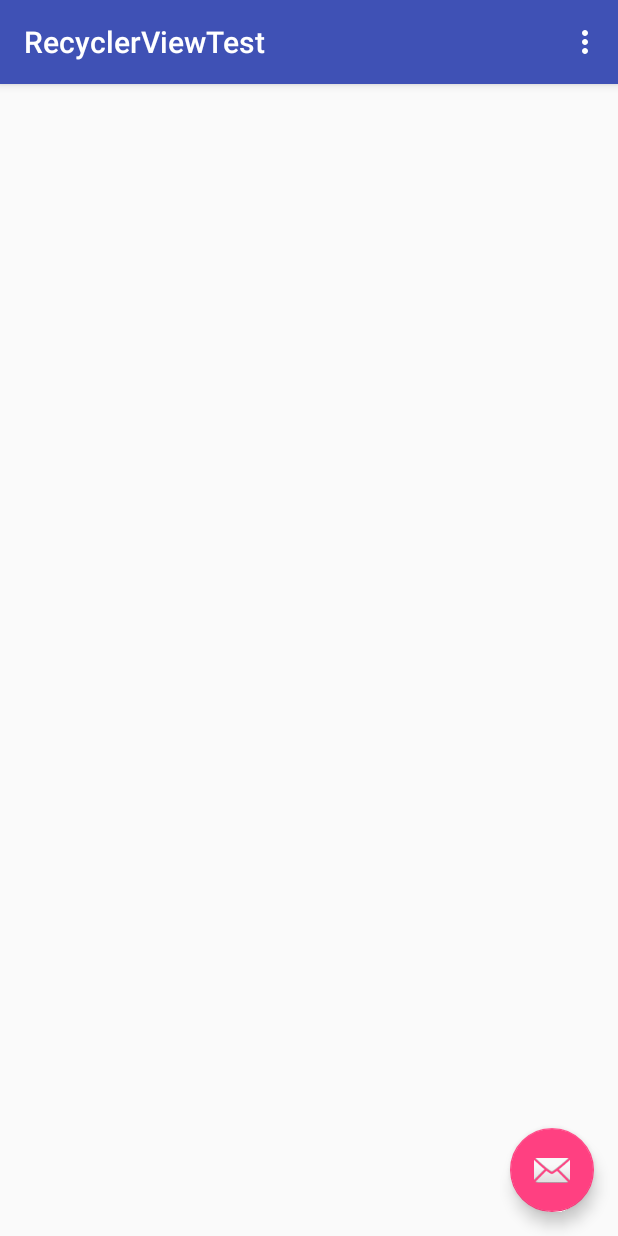
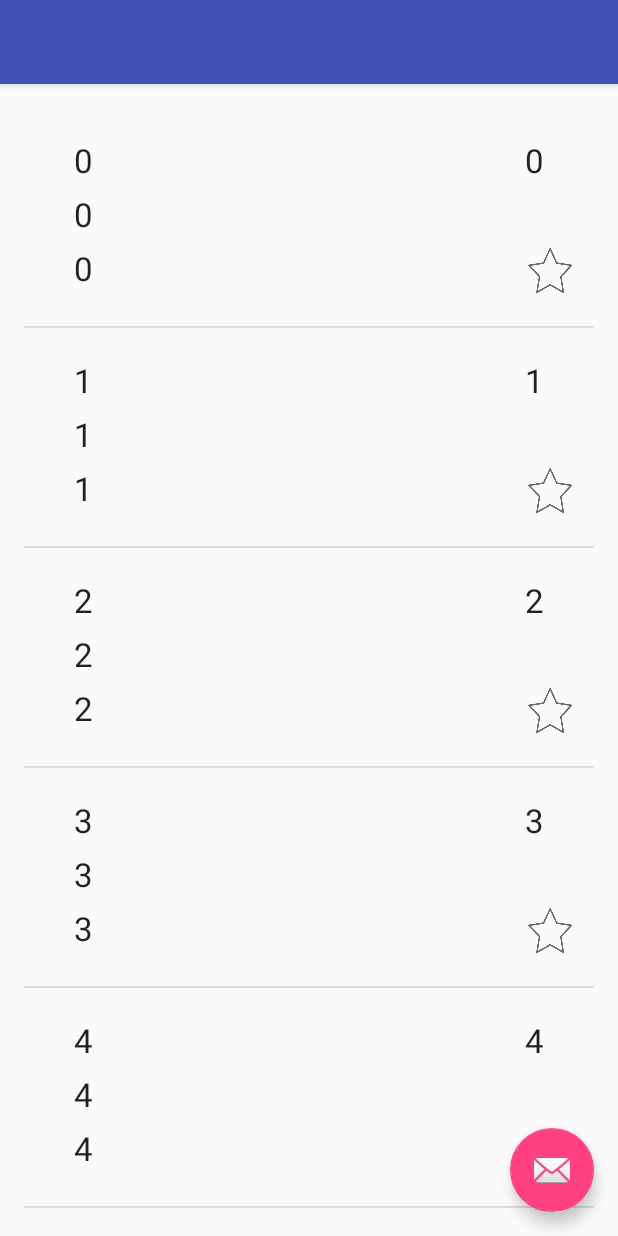
Before and after one commit to wangfeihang/RecyclerViewTest, an Android app: the screen it shows after launch (MainActivity), on a phone screen of 412 x 824 dp. Run offline under Robolectric (Android 15) with nearby library versions, the phone set to English and light mode, and no system bars.

Commit message:
第二天

```diff
--- a/app/build.gradle
+++ b/app/build.gradle
@@ -6,7 +6,7 @@ android {
 
     defaultConfig {
         applicationId "com.example.administrator.recyclerviewtest"
-        minSdkVersion 15
+        minSdkVersion 8
         targetSdkVersion 23
         versionCode 1
         versionName "1.0"
--- /dev/null
+++ b/app/src/main/java/com/example/administrator/recyclerviewtest/ItemDivider.java
@@ -0,0 +1,175 @@
+package com.example.administrator.recyclerviewtest;
+
+import android.content.Context;
+import android.content.res.TypedArray;
+import android.graphics.Canvas;
+import android.graphics.Rect;
+import android.graphics.drawable.Drawable;
+import android.support.v7.widget.LinearLayoutManager;
+import android.support.v7.widget.RecyclerView;
+import android.view.View;
+
+/**
+ * Created by Administrator on 2016/3/18.
+ */
+public class ItemDivider extends RecyclerView.ItemDecoration {
+
+
+
+        private static final int[] ATTRS = new int[] { android.R.attr.listDivider };
+
+
+
+        public static final int HORIZONTAL_LIST = LinearLayoutManager.HORIZONTAL;
+
+
+
+        public static final int VERTICAL_LIST = LinearLayoutManager.VERTICAL;
+
+
+
+        private Drawable mDivider;
+
+
+
+        private int mOrientation;
+
+
+
+        public ItemDivider(Context context, int orientation) {
+
+            final TypedArray a = context.obtainStyledAttributes(ATTRS);
+
+            mDivider = a.getDrawable(0);
+
+            a.recycle();
+
+            setOrientation(orientation);
+
+        }
+
+
+
+        public void setOrientation(int orientation) {
+
+            if (orientation != HORIZONTAL_LIST && orientation != VERTICAL_LIST) {
+
+                throw new IllegalArgumentException("invalid orientation");
+
+            }
+
+            mOrientation = orientation;
+
+        }
+
+
+
+        @Override
+
+        public void onDraw(Canvas c, RecyclerView parent) {
+
+          //  Log.v("recyclerview - itemdecoration", "onDraw()");
+
+            if (mOrientation == VERTICAL_LIST) {
+
+                drawVertical(c, parent);
+
+            } else {
+
+                drawHorizontal(c, parent);
+
+            }
+
+        }
+
+
+
+        public void drawVertical(Canvas c, RecyclerView parent) {
+
+            final int left = parent.getPaddingLeft();
+
+            final int right = parent.getWidth() - parent.getPaddingRight();
+
+
+
+            final int childCount = parent.getChildCount();
+
+
+
+            for (int i = 0; i < childCount; i++) {
+
+                final View child = parent.getChildAt(i);
+
+                android.support.v7.widget.RecyclerView v = new android.support.v7.widget.RecyclerView(
+
+                        parent.getContext());
+
+                final RecyclerView.LayoutParams params = (RecyclerView.LayoutParams) child
+
+                        .getLayoutParams();
+
+                final int top = child.getBottom() + params.bottomMargin;
+
+                final int bottom = top + mDivider.getIntrinsicHeight();
+
+                mDivider.setBounds(left, top, right, bottom);
+
+                mDivider.draw(c);
+
+            }
+
+        }
+
+
+
+        public void drawHorizontal(Canvas c, RecyclerView parent) {
+
+            final int top = parent.getPaddingTop();
+
+            final int bottom = parent.getHeight() - parent.getPaddingBottom();
+
+
+
+            final int childCount = parent.getChildCount();
+
+            for (int i = 0; i < childCount; i++) {
+
+                final View child = parent.getChildAt(i);
+
+                final RecyclerView.LayoutParams params = (RecyclerView.LayoutParams) child
+
+                        .getLayoutParams();
+
+                final int left = child.getRight() + params.rightMargin;
+
+                final int right = left + mDivider.getIntrinsicHeight();
+
+                mDivider.setBounds(left, top, right, bottom);
+
+                mDivider.draw(c);
+
+            }
+
+        }
+
+
+
+        @Override
+
+        public void getItemOffsets(Rect outRect, int itemPosition,
+
+                                   RecyclerView parent) {
+
+            if (mOrientation == VERTICAL_LIST) {
+
+                outRect.set(0, 0, 0, mDivider.getIntrinsicHeight());
+
+            } else {
+
+                outRect.set(0, 0, mDivider.getIntrinsicWidth(), 0);
+
+            }
+
+        }
+
+    }
--- a/app/src/main/java/com/example/administrator/recyclerviewtest/MainActivity.java
+++ b/app/src/main/java/com/example/administrator/recyclerviewtest/MainActivity.java
@@ -1,48 +1,71 @@
 package com.example.administrator.recyclerviewtest;
 
 import android.os.Bundle;
-import android.support.design.widget.FloatingActionButton;
-import android.support.design.widget.Snackbar;
 import android.support.v7.app.AppCompatActivity;
 import android.support.v7.widget.LinearLayoutManager;
 import android.support.v7.widget.RecyclerView;
-import android.support.v7.widget.Toolbar;
 import android.view.Menu;
 import android.view.MenuItem;
 import android.view.View;
+import android.widget.TextView;
+import android.widget.Toast;
 
+import com.example.administrator.recyclerviewtest.MyAdapter.OnItemClickListener;
+import com.example.administrator.recyclerviewtest.MyAdapter.OnItemLongClickListener;
+import java.util.ArrayList;
+import java.util.HashMap;
 
 public class MainActivity extends AppCompatActivity {
     private RecyclerView mRecyclerView;
     private RecyclerView.Adapter mAdapter;
     private RecyclerView.LayoutManager mLayoutManager;
-    private String[] myDataset;
-
+    private ArrayList<HashMap> al;
 
     @Override
     protected void onCreate(Bundle savedInstanceState) {
         super.onCreate(savedInstanceState);
         setContentView(R.layout.activity_main);
+        //初始化数据
+        al=new ArrayList<HashMap>();
+        for(int i=0;i<50;i++)
+        {
+            HashMap<String , String> map = new HashMap<String , String>();
+            map.put("1" , i+"");
+            map.put("2" , i+"");
+            map.put("3" , i+"");
+            map.put("4" , i+"");
+            al.add(map);
+        }
+
 
         mRecyclerView = (RecyclerView) findViewById(R.id.my_recycler_view);
         mRecyclerView.setHasFixedSize(true);
-        mLayoutManager = new LinearLayoutManager(this);
+        mLayoutManager=new LinearLayoutManager(this);
         mRecyclerView.setLayoutManager(mLayoutManager);
-        mAdapter = new MyAdapter(myDataset);
-        mRecyclerView.setAdapter(mAdapter);
+    //    mAdapter = new MyAdapter(al,this);
 
-        Toolbar toolbar = (Toolbar) findViewById(R.id.toolbar);
-        setSupportActionBar(toolbar);
+        mAdapter = new MyAdapter(al,this,new OnItemClickListener() {
 
-        FloatingActionButton fab = (FloatingActionButton) findViewById(R.id.fab);
-        fab.setOnClickListener(new View.OnClickListener() {
             @Override
-            public void onClick(View view) {
-                Snackbar.make(view, "Replace with your own action", Snackbar.LENGTH_LONG)
-                        .setAction("Action", null).show();
+
+            public void onClick(View v) {
+                TextView info = (TextView) v.findViewById(R.id.tv1);
+                Toast.makeText(getApplicationContext(), "单击" + info.getText(), Toast.LENGTH_LONG).show();
+            }
+        },new OnItemLongClickListener() {
+
+            @Override
+            public void onLongClick(View v) {
+                TextView info = (TextView) v.findViewById(R.id.tv1);
+                Toast.makeText(getApplicationContext(), "长按"+info.getText(), Toast.LENGTH_LONG).show();
+
             }
         });
-    }
+        mRecyclerView.setAdapter(mAdapter);
+        mRecyclerView.addItemDecoration(new ItemDivider(this,
+                ItemDivider.VERTICAL_LIST));
+
+}
 
     @Override
     public boolean onCreateOptionsMenu(Menu menu) {
--- a/app/src/main/java/com/example/administrator/recyclerviewtest/MyAdapter.java
+++ b/app/src/main/java/com/example/administrator/recyclerviewtest/MyAdapter.java
@@ -1,32 +1,82 @@
 package com.example.administrator.recyclerviewtest;
 
+import android.content.Context;
 import android.support.v7.widget.RecyclerView;
 import android.view.LayoutInflater;
 import android.view.View;
 import android.view.ViewGroup;
 import android.widget.TextView;
 
-/**
- * Created by Administrator on 2016/3/17.
- */
-public class MyAdapter extends RecyclerView.Adapter<MyAdapter.ViewHolder> {
-    private String[] mDataset;
+import java.util.ArrayList;
+import java.util.HashMap;
+
+public class MyAdapter extends RecyclerView.Adapter<MyAdapter.ViewHolder>{
+   // private String[] mDataset;
+    private ArrayList<HashMap> mDataset;
+    private Context mcontext;
+    interface OnItemClickListener {
+        void onClick(View v);
+    }
+
+    interface OnItemLongClickListener {
+        void onLongClick(View v);
+    }
+
+    private OnItemClickListener onClickListener;
+    private OnItemLongClickListener onLongClickListener;
+
 
     // Provide a reference to the views for each data item
     // Complex data items may need more than one view per item, and
     // you provide access to all the views for a data item in a view holder
     public static class ViewHolder extends RecyclerView.ViewHolder {
         // each data item is just a string in this case
-        public TextView mTextView;
-        public ViewHolder(TextView v) {
-            super(v);
-            mTextView = v;
+
+        public View v;
+        public ViewHolder(View itemLayoutView,
+                          final OnItemClickListener onClickListener,
+                          final OnItemLongClickListener onLongClickListener) {
+            super(itemLayoutView);
+            v=itemLayoutView;
+            itemLayoutView.setOnClickListener(new View.OnClickListener() {
+
+                @Override
+                public void onClick(View v) {
+                    if (onClickListener != null) {
+                        onClickListener.onClick(v);
+                    }
+                }
+            });
+            itemLayoutView.setOnLongClickListener(new View.OnLongClickListener() {
+
+                @Override
+                public boolean onLongClick(View v) {
+                    if (onLongClickListener != null) {
+                        onLongClickListener.onLongClick(v);
+                    }
+                    return true;
+                }
+            });
         }
+
+
+
+
     }
 
     // Provide a suitable constructor (depends on the kind of dataset)
-    public MyAdapter(String[] myDataset) {
+    public MyAdapter(ArrayList<HashMap>  myDataset,Context c1) {
+        this(myDataset,c1, null, null);
+    }
+    public MyAdapter(ArrayList<HashMap>  myDataset,Context c1, OnItemClickListener onClickListener) {
+        this(myDataset,c1, onClickListener, null);
+    }
+    public MyAdapter(ArrayList<HashMap>  myDataset,Context c1, OnItemClickListener onClickListener,
+                     OnItemLongClickListener onLongClickListener) {
         mDataset = myDataset;
+        mcontext = c1;
+        this.onClickListener = onClickListener;
+        this.onLongClickListener = onLongClickListener;
     }
 
     // Create new views (invoked by the layout manager)
@@ -35,24 +85,42 @@ public class MyAdapter extends RecyclerView.Adapter<MyAdapter.ViewHolder> {
                                                    int viewType) {
         // create a new view
         View v = LayoutInflater.from(parent.getContext())
-                .inflate(R.layout.my_text_view, parent, false);
+                .inflate(R.layout.layout, parent, false);
         // set the view's size, margins, paddings and layout parameters
-        ViewHolder vh = new ViewHolder(v);
+        ViewHolder vh = new ViewHolder(v, onClickListener,
+                onLongClickListener);
+
+
         return vh;
     }
+
+
+
+
 
     // Replace the contents of a view (invoked by the layout manager)
     @Override
     public void onBindViewHolder(ViewHolder holder, int position) {
         // - get element from your dataset at this position
         // - replace the contents of the view with that element
-        holder.mTextView.setText(mDataset[position]);
+        View v=holder.v;
+        TextView tv1=(TextView)v.findViewById(R.id.tv1);
+        tv1.setText((String)mDataset.get(position).get("1"));
+        TextView tv2=(TextView)v.findViewById(R.id.tv2);
+        tv2.setText((String)mDataset.get(position).get("2"));
+        TextView tv3=(TextView)v.findViewById(R.id.tv3);
+        tv3.setText((String) mDataset.get(position).get("3"));
+        TextView tv4=(TextView)v.findViewById(R.id.tv4);
+        tv4.setText((String) mDataset.get(position).get("4"));
 
     }
 
     // Return the size of your dataset (invoked by the layout manager)
     @Override
     public int getItemCount() {
-        return mDataset.length;
+        return mDataset.size();
     }
+
+
+
 }
--- a/app/src/main/res/layout/content_main.xml
+++ b/app/src/main/res/layout/content_main.xml
@@ -15,4 +15,6 @@
         android:scrollbars="vertical"
         android:layout_width="match_parent"
         android:layout_height="match_parent"/>
+
+
 </RelativeLayout>
--- /dev/null
+++ b/app/src/main/res/layout/items.xml
@@ -0,0 +1,7 @@
+<?xml version="1.0" encoding="utf-8"?>
+<TextView xmlns:android="http://schemas.android.com/apk/res/android"
+    android:layout_width="wrap_content"
+    android:layout_height="wrap_content"
+    android:layout_gravity="center_horizontal"
+    android:text="Large Text"
+    android:textAppearance="?android:attr/textAppearanceLarge" />
--- /dev/null
+++ b/app/src/main/res/layout/layout.xml
@@ -0,0 +1,55 @@
+<?xml version="1.0" encoding="utf-8"?>
+<RelativeLayout xmlns:android="http://schemas.android.com/apk/res/android"
+    android:layout_width="wrap_content" android:layout_height="wrap_content">
+
+
+    <TextView
+        android:id="@+id/tv1"
+        android:layout_marginLeft="50px"
+        android:layout_marginTop="30px"
+        android:layout_width="wrap_content"
+        android:layout_height="wrap_content"
+        android:layout_gravity="center_horizontal"
+        android:text="Large Text"
+        android:textAppearance="?android:attr/textAppearanceLarge" />
+    <TextView
+        android:id="@+id/tv2"
+        android:layout_below="@+id/tv1"
+        android:layout_alignLeft="@+id/tv1"
+        android:layout_marginTop="10px"
+        android:layout_width="wrap_content"
+        android:layout_height="wrap_content"
+        android:layout_gravity="center_horizontal"
+        android:text="Large Text"
+        android:textAppearance="?android:attr/textAppearanceLarge" />
+    <TextView
+        android:id="@+id/tv3"
+        android:layout_below="@+id/tv2"
+        android:layout_alignLeft="@+id/tv2"
+        android:layout_marginTop="10px"
+        android:layout_width="wrap_content"
+        android:layout_height="wrap_content"
+        android:layout_gravity="center_horizontal"
+        android:text="Large Text"
+        android:textAppearance="?android:attr/textAppearanceLarge" />
+
+    <TextView
+        android:id="@+id/tv4"
+        android:layout_alignParentRight="true"
+        android:layout_marginRight="50px"
+        android:layout_alignTop="@+id/tv1"
+        android:layout_width="wrap_content"
+        android:layout_height="wrap_content"
+        android:layout_gravity="center_horizontal"
+        android:text="10"
+        android:textAppearance="?android:attr/textAppearanceLarge" />
+    <ImageButton
+        android:id="@+id/ib1"
+        android:layout_height="50px"
+        android:layout_width="50px"
+        android:layout_marginBottom="30px"
+        android:layout_alignTop="@+id/tv3"
+        android:layout_alignLeft="@id/tv4"
+        android:background="@drawable/star"
+        />
+</RelativeLayout>
```
Also changed, not shown: app/src/main/res/drawable/star.png (added), app/src/main/res/mipmap-hdpi/star.png (added), 1 other file.
